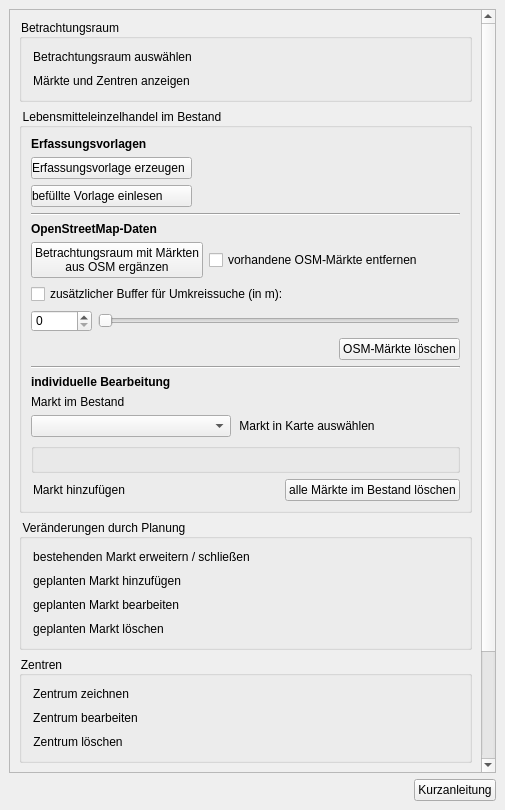
The window that projektchecktools/ui/ProjektCheck_dockwidget_analysis_08-SKSM.ui (projektcheck/ProjektCheck-QGIS) describes before a commit, drawn with Qt 5.
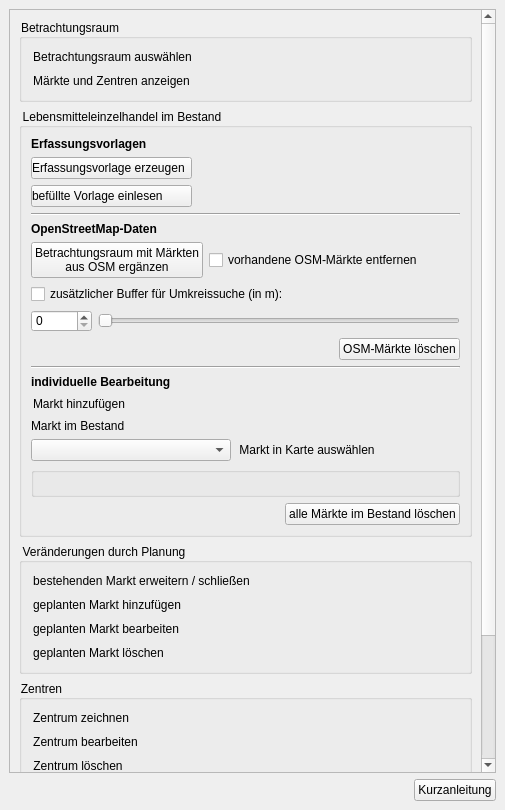
The same window after the commit. Icons and pictures are not drawn. Custom widgets are drawn as their Qt base class.

Commit message: refactored edit markets into abstract class

The edit to the form file:
```diff
--- a/projektchecktools/ui/ProjektCheck_dockwidget_analysis_08-SKSM.ui
+++ b/projektchecktools/ui/ProjektCheck_dockwidget_analysis_08-SKSM.ui
@@ -68,7 +68,7 @@
          <x>0</x>
          <y>0</y>
          <width>478</width>
-         <height>802</height>
+         <height>826</height>
         </rect>
        </property>
        <layout class="QVBoxLayout" name="verticalLayout_10">
@@ -438,6 +438,45 @@
              </property>
             </widget>
            </item>
+           <item>
+            <widget class="QPushButton" name="add_nullfall_market_button">
+             <property name="sizePolicy">
+              <sizepolicy hsizetype="Fixed" vsizetype="Fixed">
+               <horstretch>0</horstretch>
+               <verstretch>0</verstretch>
+              </sizepolicy>
+             </property>
+             <property name="cursor">
+              <cursorShape>PointingHandCursor</cursorShape>
+             </property>
+             <property name="toolTip">
+              <string>&lt;html&gt;&lt;head/&gt;&lt;body&gt;&lt;p&gt;&lt;span style=&quot; font-weight:600;&quot;&gt;Bestehenden Markt manuell hinzufügen&lt;/span&gt;&lt;/p&gt;&lt;p&gt;Einen bestehenden Lebensmittelmarkt in die Karte eintragen.&lt;/p&gt;&lt;/body&gt;&lt;/html&gt;</string>
+             </property>
+             <property name="text">
+              <string>Markt hinzufügen</string>
+             </property>
+             <property name="icon">
+              <iconset>
+               <normaloff>../../images/iconset_mob/20190619_iconset_mob_market_add_1.png</normaloff>
+               <normalon>../../images/iconset_mob/20190619_iconset_mob_market_add_2.png</normalon>../../images/iconset_mob/20190619_iconset_mob_market_add_1.png</iconset>
+             </property>
+             <property name="iconSize">
+              <size>
+               <width>24</width>
+               <height>24</height>
+              </size>
+             </property>
+             <property name="checkable">
+              <bool>true</bool>
+             </property>
+             <property name="autoExclusive">
+              <bool>true</bool>
+             </property>
+             <property name="flat">
+              <bool>true</bool>
+             </property>
+            </widget>
+           </item>
            <item>
             <widget class="QLabel" name="label_7">
              <property name="text">
@@ -538,45 +577,6 @@
              <property name="rightMargin">
               <number>0</number>
              </property>
-             <item>
-              <widget class="QPushButton" name="add_nullfall_market_button">
-               <property name="sizePolicy">
-                <sizepolicy hsizetype="Fixed" vsizetype="Fixed">
-                 <horstretch>0</horstretch>
-                 <verstretch>0</verstretch>
-                </sizepolicy>
-               </property>
-               <property name="cursor">
-                <cursorShape>PointingHandCursor</cursorShape>
-               </property>
-               <property name="toolTip">
-                <string>&lt;html&gt;&lt;head/&gt;&lt;body&gt;&lt;p&gt;&lt;span style=&quot; font-weight:600;&quot;&gt;Bestehenden Markt manuell hinzufügen&lt;/span&gt;&lt;/p&gt;&lt;p&gt;Einen bestehenden Lebensmittelmarkt in die Karte eintragen.&lt;/p&gt;&lt;/body&gt;&lt;/html&gt;</string>
-               </property>
-               <property name="text">
-                <string>Markt hinzufügen</string>
-               </property>
-               <property name="icon">
-                <iconset>
-                 <normaloff>../../images/iconset_mob/20190619_iconset_mob_market_add_1.png</normaloff>
-                 <normalon>../../images/iconset_mob/20190619_iconset_mob_market_add_2.png</normalon>../../images/iconset_mob/20190619_iconset_mob_market_add_1.png</iconset>
-               </property>
-               <property name="iconSize">
-                <size>
-                 <width>24</width>
-                 <height>24</height>
-                </size>
-               </property>
-               <property name="checkable">
-                <bool>true</bool>
-               </property>
-               <property name="autoExclusive">
-                <bool>true</bool>
-               </property>
-               <property name="flat">
-                <bool>true</bool>
-               </property>
-              </widget>
-             </item>
              <item>
               <spacer name="horizontalSpacer_15">
                <property name="orientation">
```
The commit also changes 2 other files.
